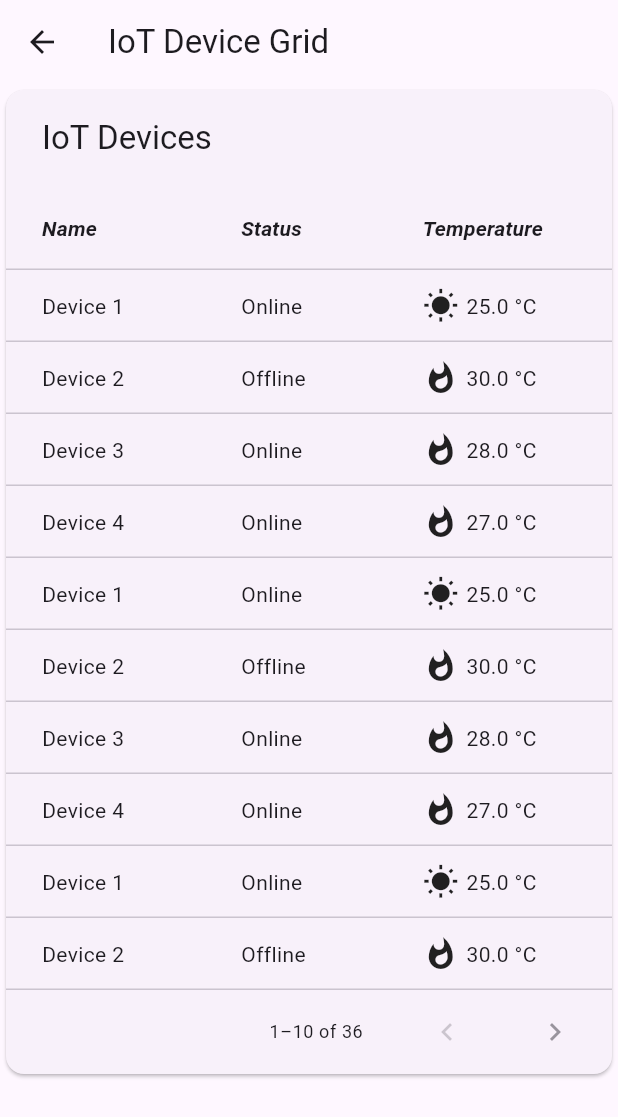
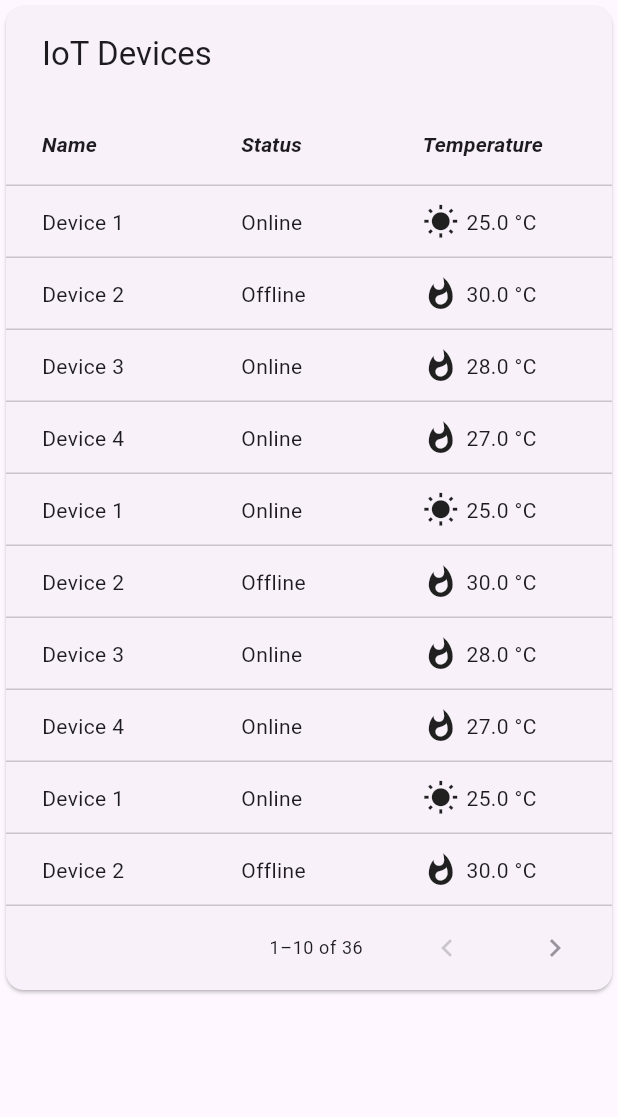
Before and after one commit to boodskap/twinned_template, a Flutter app: the GridPage screen opened directly, on a phone screen of 412 x 824 dp. Shown: the top 1117 px of the screen. Run offline on Flutter 3.47's test engine with Material 3 defaults, Android fonts, the light colour scheme and no system bars; our stand-ins replace convex_bottom_bar, pinput.

Commit message:
adding grid in the home screen

```diff
--- a/lib/pages/home/page_grid.dart
+++ b/lib/pages/home/page_grid.dart
@@ -21,7 +21,6 @@ class GridPage extends StatefulWidget {
 
 class _GridPageState extends State<GridPage> {
   List<IoTDevice> devices = [
-
     IoTDevice(name: 'Device 1', status: 'Online', temperature: 25.0),
     IoTDevice(name: 'Device 2', status: 'Offline', temperature: 30.0),
     IoTDevice(name: 'Device 3', status: 'Online', temperature: 28.0),
@@ -74,9 +73,9 @@ class _GridPageState extends State<GridPage> {
   @override
   Widget build(BuildContext context) {
     return Scaffold(
-      appBar: AppBar(
-        title: const Text('IoT Device Grid'),
-      ),
+      // appBar: AppBar(
+      //   title: const Text('IoT Device Grid'),
+      // ),
       body: SizedBox(
         width: MediaQuery.of(context).size.width,
         height: MediaQuery.of(context).size.height,
@@ -87,19 +86,22 @@ class _GridPageState extends State<GridPage> {
               DataColumn(
                 label: Text(
                   'Name',
-                  style: TextStyle(fontStyle: FontStyle.italic,fontWeight: FontWeight.bold),
+                  style: TextStyle(
+                      fontStyle: FontStyle.italic, fontWeight: FontWeight.bold),
                 ),
               ),
               DataColumn(
                 label: Text(
                   'Status',
-                  style: TextStyle(fontStyle: FontStyle.italic,fontWeight: FontWeight.bold),
+                  style: TextStyle(
+                      fontStyle: FontStyle.italic, fontWeight: FontWeight.bold),
                 ),
               ),
               DataColumn(
                 label: Text(
                   'Temperature',
-                  style: TextStyle(fontStyle: FontStyle.italic,fontWeight: FontWeight.bold),
+                  style: TextStyle(
+                      fontStyle: FontStyle.italic, fontWeight: FontWeight.bold),
                 ),
               ),
             ],
--- a/lib/pages/home/sidemenu.dart
+++ b/lib/pages/home/sidemenu.dart
@@ -1,5 +1,6 @@
 import 'package:flutter/material.dart';
 import 'package:convex_bottom_bar/convex_bottom_bar.dart';
+import 'package:twinned_template/pages/home/page_grid.dart';
 import 'package:twinned_template/pages/profile/page_profile.dart';
 
 class SideMenu extends StatelessWidget {
@@ -48,7 +49,7 @@ class _MyHomePageState extends State<MyHomePage> {
   Widget _getPageAt(SelectedPage index) {
     switch (index) {
       case SelectedPage.myHome:
-        return const Center(child: Text('Home Page'));
+        return const GridPage();
       case SelectedPage.menuItem1:
         return const Center(child: Text('Menu Item 1'));
       case SelectedPage.menuItem2:
```
